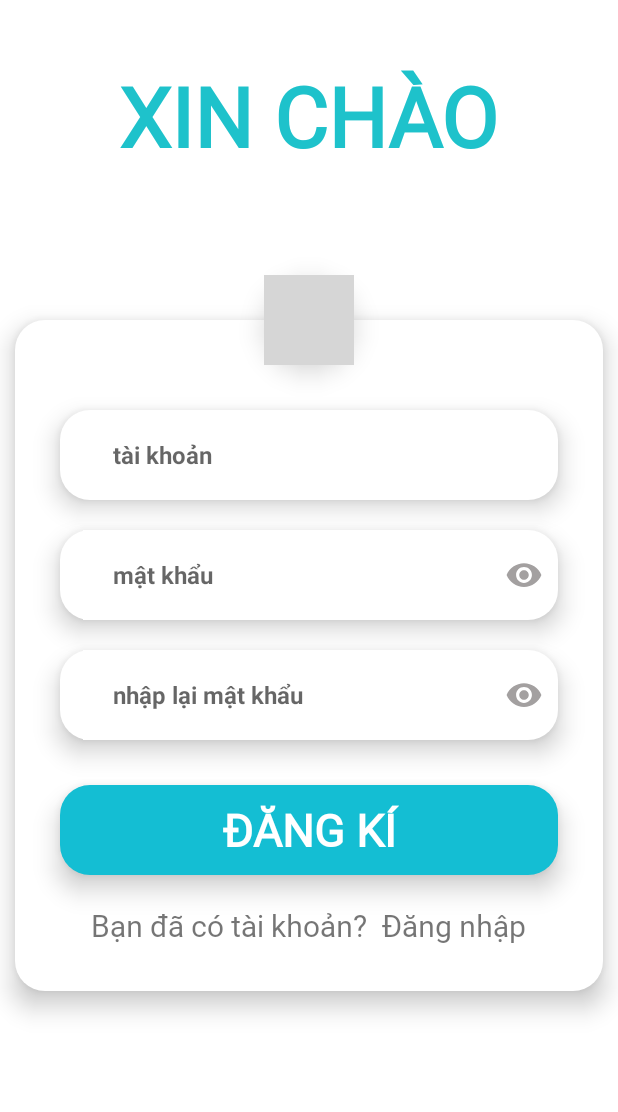
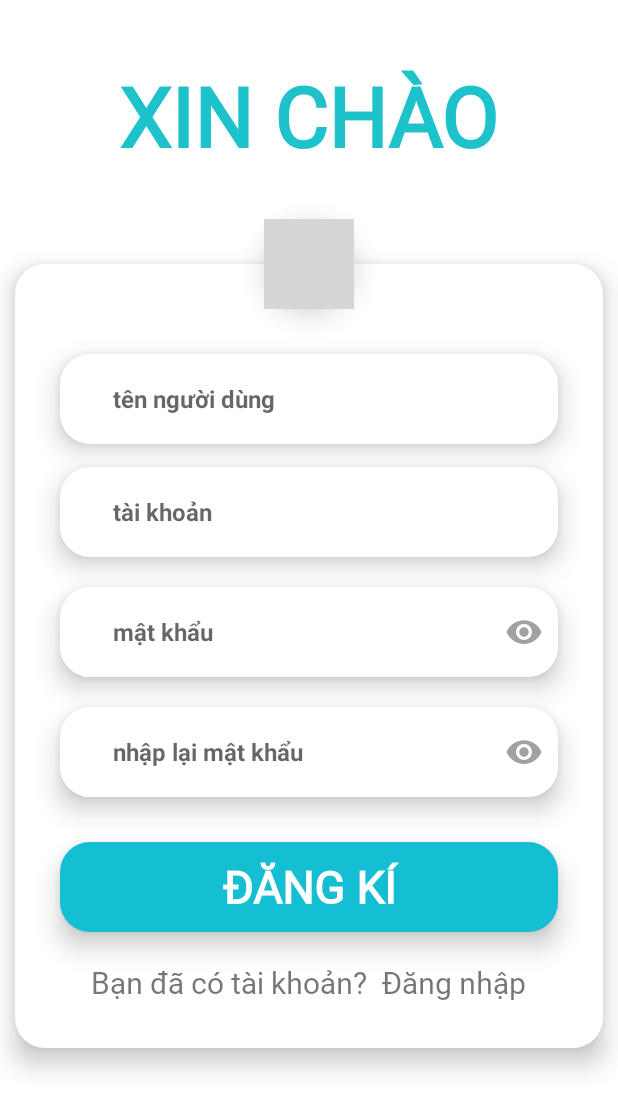
Before and after one commit to temmaste/apptruyen, an Android app: the dangki screen opened directly, with no data from a screen before it, on a phone screen of 412 x 824 dp. Shown: the top 1112 px of the screen. Run offline under Robolectric (Android 15) with nearby library versions, the phone set to English and light mode, and no system bars; grey boxes are pictures that could not be loaded.

Commit message:
code deadline 26/12/2022(hoan thanh dang nhap,dang ki)

```diff
--- a/app/src/main/java/com/example/apptruyen/activity/dangki.java
+++ b/app/src/main/java/com/example/apptruyen/activity/dangki.java
@@ -3,14 +3,79 @@ package com.example.apptruyen.activity;
 import androidx.appcompat.app.AppCompatActivity;
 
 import android.os.Bundle;
+import android.text.TextUtils;
+import android.widget.EditText;
+import android.widget.TextView;
+import android.widget.Toast;
 
 import com.example.apptruyen.R;
+import com.example.apptruyen.api.serviceApi;
+
+import java.util.regex.Pattern;
+
+import retrofit2.Call;
+import retrofit2.Callback;
+import retrofit2.Response;
 
 public class dangki extends AppCompatActivity {
-
+    EditText name,username,password,passwordagain;
+    TextView btndangki;
     @Override
     protected void onCreate(Bundle savedInstanceState) {
         super.onCreate(savedInstanceState);
         setContentView(R.layout.activity_dangki);
+        addControl();
+        addEvent();
     }
+
+    private void addEvent() {
+        btndangki.setOnClickListener(v->{
+            checkAndSignup();
+        });
+    }
+
+    private void checkAndSignup() {
+        if(name.getText().toString().isEmpty()||username.getText().toString().isEmpty()
+        ||password.getText().toString().isEmpty()||password.getText().toString().isEmpty()){
+            Toast.makeText(this, "Vui lòng nhập đầy đủ", Toast.LENGTH_SHORT).show();
+        }else{
+
+            if(isValidPassword(password.getText().toString())){
+                if(password.getText().toString().equals(passwordagain.getText().toString())){
+                    serviceApi.api.dangkiApi(name.getText().toString().trim()
+                            ,username.getText().toString().trim(),password.getText().toString().trim()).enqueue(new Callback<Boolean>() {
+                        @Override
+                        public void onResponse(Call<Boolean> call, Response<Boolean> response) {
+                            Toast.makeText(dangki.this, "Tạo tài khoản thành công", Toast.LENGTH_SHORT).show();
+                        }
+
+                        @Override
+                        public void onFailure(Call<Boolean> call, Throwable t) {
+                            Toast.makeText(dangki.this, "Tạo tài khoản thất bại", Toast.LENGTH_SHORT).show();
+                        }
+                    });
+                }else{
+                    Toast.makeText(this, "Vui lòng nhập đúng mật khẩu 2", Toast.LENGTH_SHORT).show();
+                }
+            }else{
+                Toast.makeText(this, "Mật khẩu không hợp lệ", Toast.LENGTH_SHORT).show();
+            }
+        }
+    }
+
+    public static boolean isValidPassword(String s) {
+        Pattern PASSWORD_PATTERN
+                = Pattern.compile(
+                "[a-zA-Z0-9\\!\\@\\#\\$]{8,24}");
+
+        return !TextUtils.isEmpty(s) && PASSWORD_PATTERN.matcher(s).matches();
+    }
+    private void addControl() {
+        name = findViewById(R.id.ed_dangki_inputten);
+        username = findViewById(R.id.ed_dangki_inputEmail);
+        password = findViewById(R.id.ed_dangki_inputPassword);
+        passwordagain = findViewById(R.id.ed_dangki_inputPasswordAgain);
+        btndangki = findViewById(R.id.btn_dangki_btnLogin);
+    }
+
 }
--- a/app/src/main/java/com/example/apptruyen/api/serviceApi.java
+++ b/app/src/main/java/com/example/apptruyen/api/serviceApi.java
@@ -4,10 +4,13 @@ import com.example.apptruyen.model.Nguoidung;
 import com.google.gson.Gson;
 import com.google.gson.GsonBuilder;
 
+import java.util.List;
+
 import retrofit2.Call;
 import retrofit2.Retrofit;
 import retrofit2.converter.gson.GsonConverterFactory;
 import retrofit2.http.GET;
+import retrofit2.http.POST;
 import retrofit2.http.Query;
 
 public interface serviceApi {
@@ -17,4 +20,9 @@ public interface serviceApi {
 
    @GET("nguoidung/dangnhap")
    Call<Boolean> dangnhapApi(@Query("username") String username,@Query("password") String password);
+
+
+
+   @POST("nguoidung/dangki")
+   Call<Boolean> dangkiApi(@Query("name") String name,@Query("username") String username,@Query("password") String password);
 }
--- a/app/src/main/res/layout/activity_dangki.xml
+++ b/app/src/main/res/layout/activity_dangki.xml
@@ -47,6 +47,23 @@
         >
         <EditText
             android:translationZ="10dp"
+            android:id="@+id/ed_dangki_inputten"
+            android:layout_width="match_parent"
+            android:layout_height="60dp"
+            android:hint="tên người dùng"
+            app:layout_constraintTop_toBottomOf="@id/textViewSignIn"
+            android:textSize="16sp"
+            android:paddingStart="35dp"
+            android:textStyle="bold"
+            android:textColor="@color/black"
+            android:layout_marginTop="60dp"
+            android:layout_marginStart="30dp"
+            android:layout_marginEnd="30dp"
+            android:layout_marginBottom="15dp"
+            android:background="@drawable/background_edittext_signin"
+            />
+        <EditText
+            android:translationZ="10dp"
             android:id="@+id/ed_dangki_inputEmail"
             android:layout_width="match_parent"
             android:layout_height="60dp"
@@ -56,7 +73,6 @@
             android:paddingStart="35dp"
             android:textStyle="bold"
             android:textColor="@color/black"
-            android:layout_marginTop="60dp"
             android:layout_marginStart="30dp"
             android:layout_marginEnd="30dp"
             android:background="@drawable/background_edittext_signin"
```
Also changed, not shown: app/src/main/java/com/example/apptruyen/activity/Activity_Dangnhap.java (+7 -1 lines).
